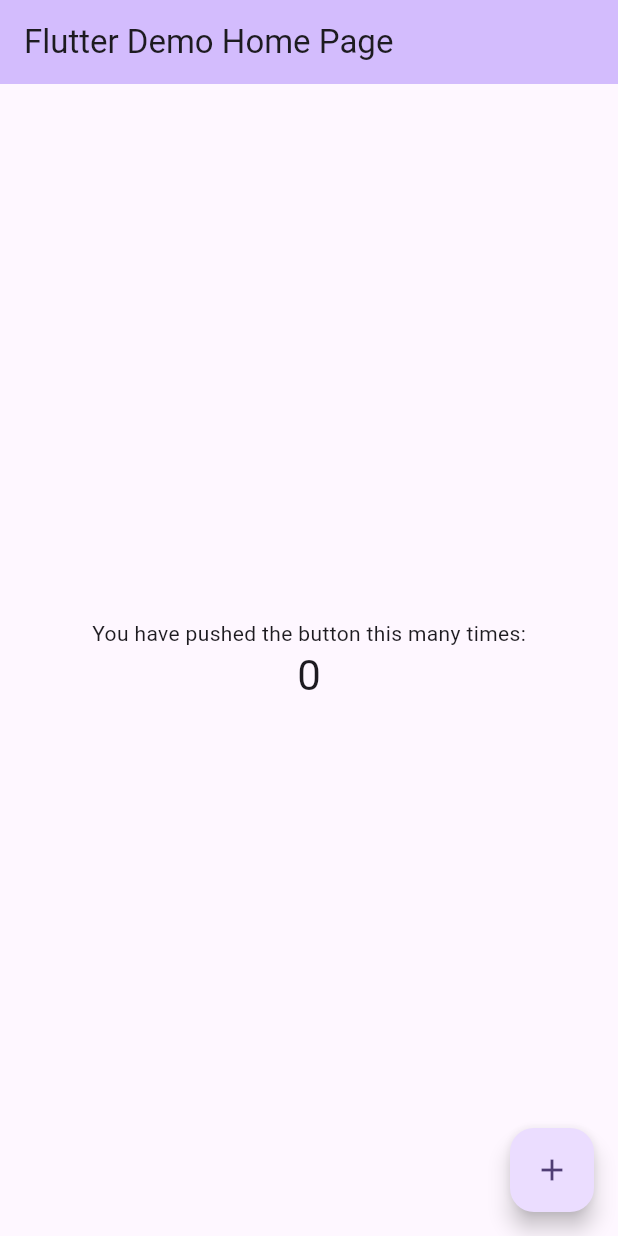
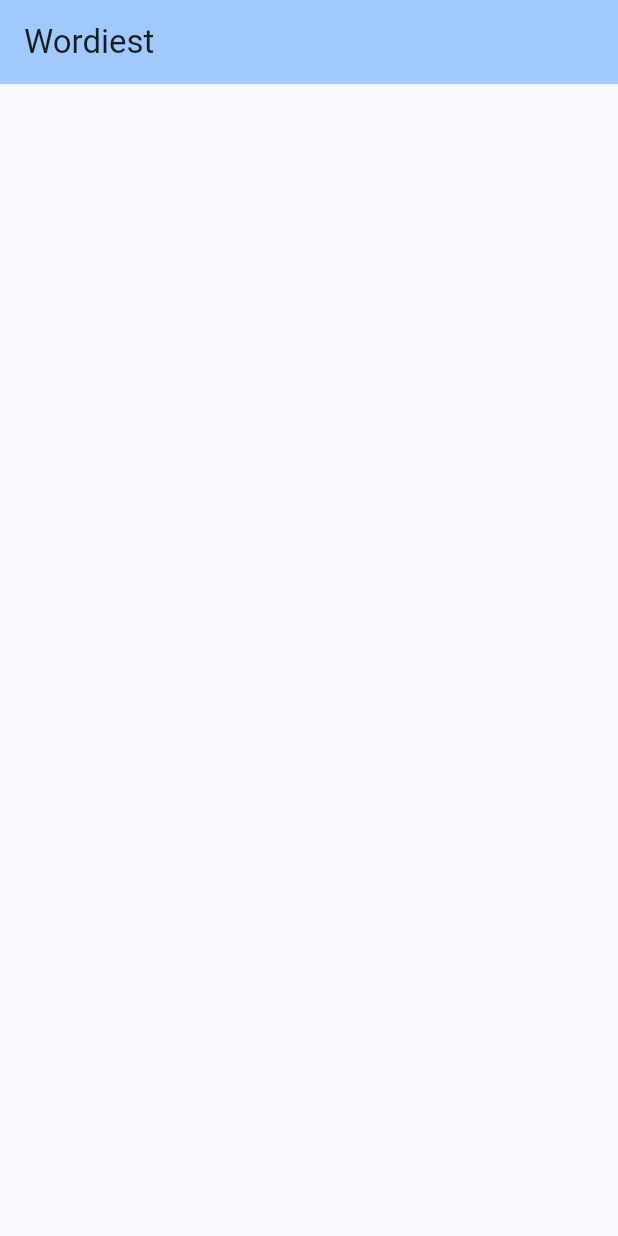
Before and after one commit to jtreeves/wordiest, a Flutter app: the screen it shows after launch, on a phone screen of 412 x 824 dp. Run offline on Flutter 3.47's test engine with Material 3 defaults, Android fonts, the phone set to English and light mode, and no system bars.

Commit message:
Establish main placeholders (#7)
* Add initial files for all folders

* Provide empty classes as placeholders in files

* Use placeholders for title; strip out state

* Fix tests

```diff
--- /dev/null
+++ b/lib/components/instructions.dart
@@ -0,0 +1 @@
+class Instructions {}
--- /dev/null
+++ b/lib/data/app_descriptions.dart
@@ -0,0 +1 @@
+const String title = 'Wordiest';
--- a/lib/main.dart
+++ b/lib/main.dart
@@ -1,70 +1,23 @@
 import 'package:flutter/material.dart';
+import 'package:wordiest/screens/home.dart';
+import 'package:wordiest/data/app_descriptions.dart';
 
 void main() {
-  runApp(const MyApp());
+  runApp(const App());
 }
 
-class MyApp extends StatelessWidget {
-  const MyApp({super.key});
+class App extends StatelessWidget {
+  const App({super.key});
 
   @override
   Widget build(BuildContext context) {
     return MaterialApp(
-      title: 'Flutter Demo',
+      title: title,
       theme: ThemeData(
-        colorScheme: ColorScheme.fromSeed(seedColor: Colors.deepPurple),
+        colorScheme: ColorScheme.fromSeed(seedColor: Colors.blue),
         useMaterial3: true,
       ),
-      home: const MyHomePage(title: 'Flutter Demo Home Page'),
+      home: const Home(title: title),
     );
   }
 }
-
-class MyHomePage extends StatefulWidget {
-  const MyHomePage({super.key, required this.title});
-
-  final String title;
-
-  @override
-  State<MyHomePage> createState() => _MyHomePageState();
-}
-
-class _MyHomePageState extends State<MyHomePage> {
-  int _counter = 0;
-
-  void _incrementCounter() {
-    setState(() {
-      _counter++;
-    });
-  }
-
-  @override
-  Widget build(BuildContext context) {
-    return Scaffold(
-      appBar: AppBar(
-        backgroundColor: Theme.of(context).colorScheme.inversePrimary,
-        title: Text(widget.title),
-      ),
-      body: Center(
-        child: Column(
-          mainAxisAlignment: MainAxisAlignment.center,
-          children: <Widget>[
-            const Text(
-              'You have pushed the button this many times:',
-            ),
-            Text(
-              '$_counter',
-              style: Theme.of(context).textTheme.headlineMedium,
-            ),
-          ],
-        ),
-      ),
-      floatingActionButton: FloatingActionButton(
-        key: const Key('increment'),
-        onPressed: _incrementCounter,
-        tooltip: 'Increment',
-        child: const Icon(Icons.add),
-      ),
-    );
-  }
-}
--- /dev/null
+++ b/lib/models/point.dart
@@ -0,0 +1 @@
+class Point {}
--- /dev/null
+++ b/lib/models/word.dart
@@ -0,0 +1 @@
+class Word {}
--- /dev/null
+++ b/lib/providers/app_state.dart
@@ -0,0 +1 @@
+class AppState {}
--- /dev/null
+++ b/lib/screens/home.dart
@@ -0,0 +1,22 @@
+import 'package:flutter/material.dart';
+
+class Home extends StatelessWidget {
+  const Home({super.key, required this.title});
+
+  final String title;
+
+  @override
+  Widget build(BuildContext context) {
+    return Scaffold(
+      appBar: AppBar(
+        backgroundColor: Theme.of(context).colorScheme.inversePrimary,
+        title: Text(title),
+      ),
+      body: const Center(
+        child: Column(
+          mainAxisAlignment: MainAxisAlignment.center,
+        ),
+      ),
+    );
+  }
+}
--- /dev/null
+++ b/lib/services/dictionary.dart
@@ -0,0 +1 @@
+class Dictionary {}
--- a/lib/utilities/counter.dart
+++ b/lib/utilities/score.dart
@@ -1,4 +1,4 @@
-class Counter {
+class Score {
   int value = 0;
 
   void increment() => value++;
```
Also changed, not shown: 7 other files.
